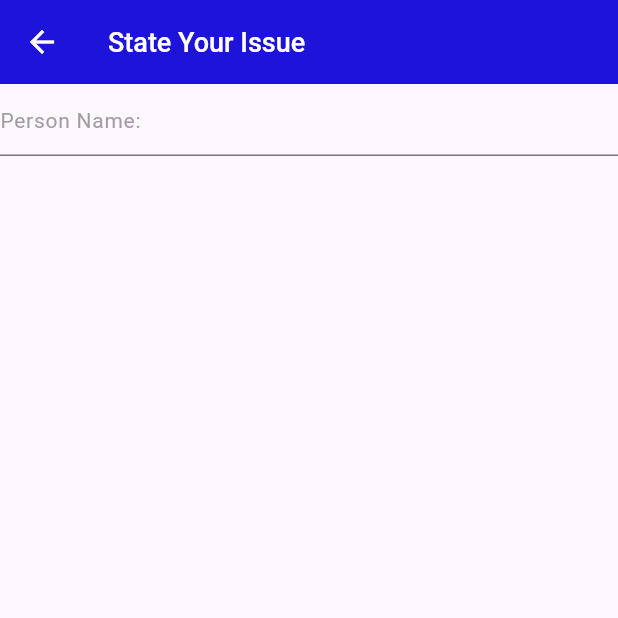
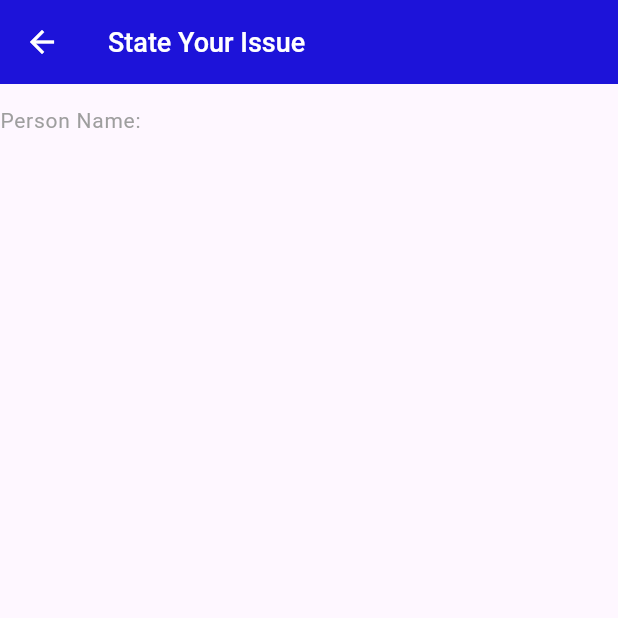
Before and after one commit to AthiraaAthi/Lendo_Admin_App, a Flutter app: the SelectedPerson screen opened directly, on a phone screen of 412 x 824 dp, the top half of it. Run offline on Flutter 3.47's test engine with Material 3 defaults, Android fonts, the phone set to English and light mode, and no system bars.

Commit message:
add fill color and remove border from InputDecoration in TextField of SelectedPerson widget

```diff
--- a/lib/view/home/selected.dart
+++ b/lib/view/home/selected.dart
@@ -27,12 +27,13 @@ class SelectedPerson extends StatelessWidget {
         children: [
           TextField(
             decoration: InputDecoration(
-              hintText: "Person Name:",
-              hintStyle: TextStyle(
-                color: Colors.grey,
-                fontSize: 14,
-              ),
-            ),
+                hintText: "Person Name:",
+                hintStyle: TextStyle(
+                  color: Colors.grey,
+                  fontSize: 14,
+                ),
+                fillColor: Colors.grey,
+                border: InputBorder.none),
           )
         ],
       ),
```
